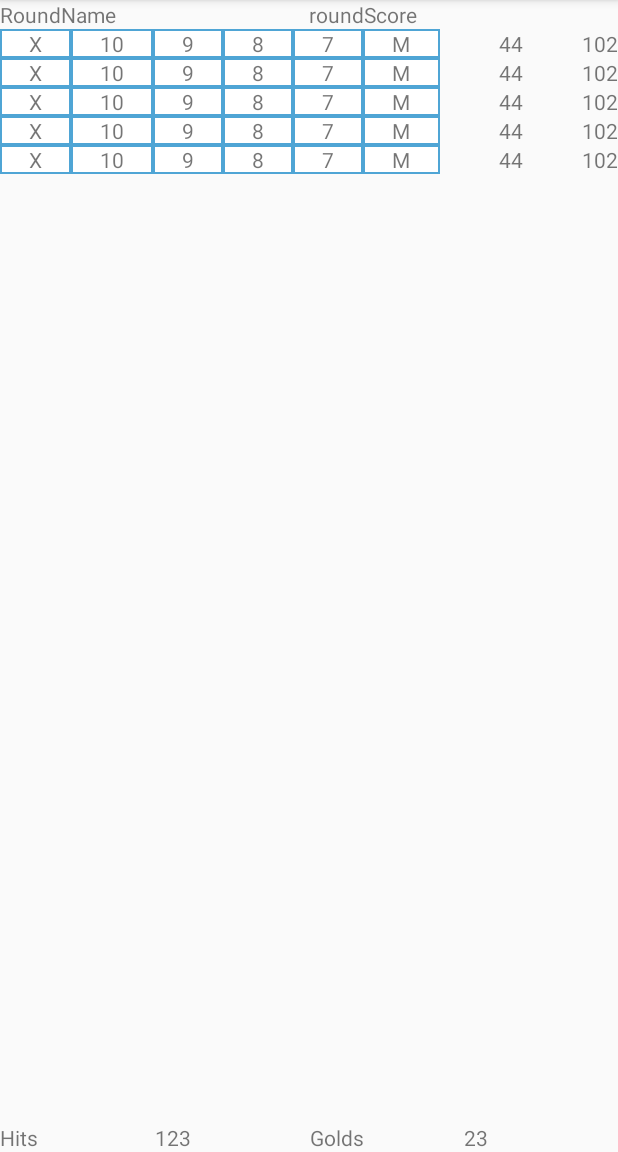
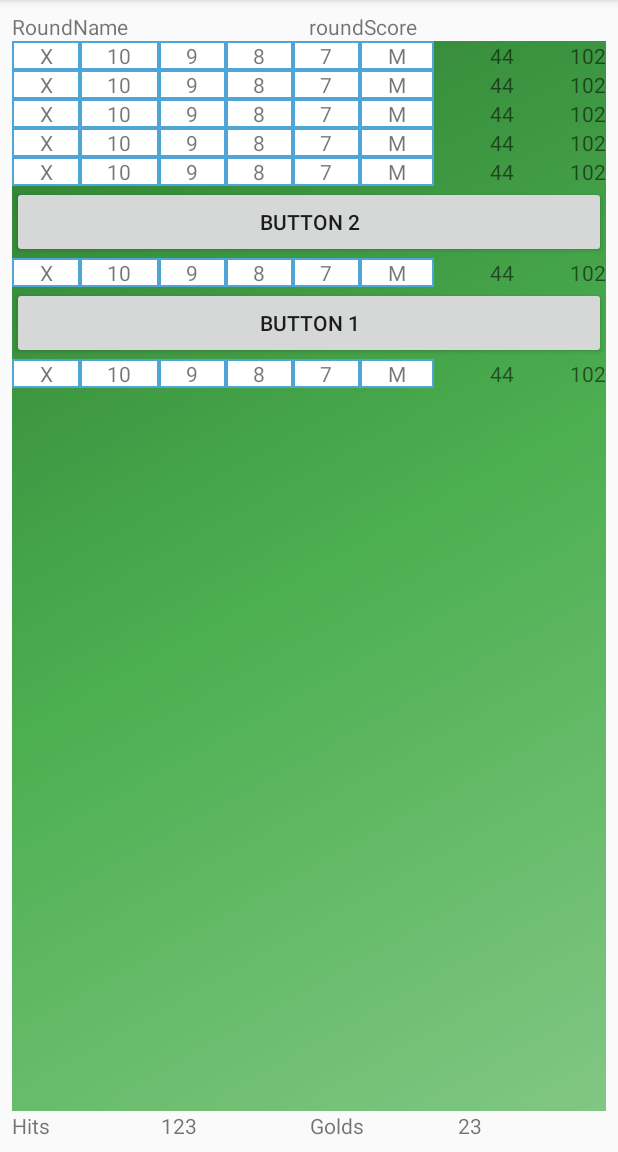
Before and after one commit to vagnerr/ArcheryAid, an Android app: the screen it shows after launch (RoundActivity), on a phone screen of 412 x 824 dp, the part 84-1236 px from its top. Run offline under Robolectric (Android 15) with nearby library versions, the phone set to English and light mode, and no system bars; our stand-ins replace AdMob; libraries missing offline, so code that uses them is left out: com.facebook.stetho; 1 statement that could not run was skipped.

Commit message:
Working POC, programatically adding sub view elements
Extra "ends" added through code hardcoded for now, but do work and all is visible. Its not yet dynamically building based on requested round though

```diff
--- a/mobile/src/main/java/com/vagnerr/android/archeryaid/RoundActivity.java
+++ b/mobile/src/main/java/com/vagnerr/android/archeryaid/RoundActivity.java
@@ -3,9 +3,15 @@ package com.vagnerr.android.archeryaid;
 import android.support.v7.app.AppCompatActivity;
 import android.os.Bundle;
 import android.util.Log;
+import android.view.LayoutInflater;
+import android.view.View;
+import android.widget.Button;
+import android.widget.LinearLayout;
 
 import com.google.android.gms.ads.AdRequest;
 import com.google.android.gms.ads.AdView;
+
+import static android.view.ViewGroup.LayoutParams.WRAP_CONTENT;
 
 public class RoundActivity extends AppCompatActivity {
     private final String LOG_TAG = RoundActivity.class.getSimpleName();
@@ -34,5 +40,42 @@ public class RoundActivity extends AppCompatActivity {
         AdRequest adRequest = new AdRequest.Builder().build();
         mAdView.loadAd(adRequest);
 
+        // Build out the ends
+        LinearLayout ends = (LinearLayout) findViewById(R.id.roundDistances);
+        //POC...
+
+
+        LayoutInflater inflater = getLayoutInflater();
+        Button button = new Button(this);
+        button.setText("Button 1");
+        int id = 1;
+        button.setId(id);
+        //ends.linearLayout
+
+        // False: don't add view straight to layout. if you do that then I think it returns
+        //        a singleton so it cant "add" second one later
+        View endview = inflater.inflate(R.layout.content_round_end, ends, false);
+        endview.setId(2);
+        View endview2 = inflater.inflate(R.layout.content_round_end, ends, false);
+        endview2.setId(3);
+
+        Button button2 = new Button(this);
+        button2.setText("Button 2");
+        int id2 = 3;
+        button2.setId(id2);
+        //ends.linearLayout
+        ends.addView(button2, -1, WRAP_CONTENT);
+
+        ends.addView( endview2, -1, WRAP_CONTENT );  // -1: add to end else the overwrite each other?
+
+        ends.addView(button, -1, WRAP_CONTENT);
+
+        ends.addView( endview, -1, WRAP_CONTENT );
+Log.v(LOG_TAG,"Done");
+
+
+
     }
+
+
 }
--- a/mobile/src/main/res/layout/activity_round.xml
+++ b/mobile/src/main/res/layout/activity_round.xml
@@ -7,11 +7,22 @@
     tools:context="com.vagnerr.android.archeryaid.RoundActivity">
 
     <LinearLayout
-        android:layout_width="match_parent"
-        android:layout_height="match_parent"
+        android:layout_width="0dp"
+        android:layout_height="0dp"
         android:orientation="vertical"
 
->
+        tools:layout_constraintTop_creator="1"
+        tools:layout_constraintRight_creator="1"
+        tools:layout_constraintBottom_creator="1"
+        android:layout_marginStart="8dp"
+        app:layout_constraintBottom_toBottomOf="parent"
+        android:layout_marginEnd="8dp"
+        app:layout_constraintRight_toRightOf="parent"
+        android:layout_marginTop="8dp"
+        tools:layout_constraintLeft_creator="1"
+        android:layout_marginBottom="8dp"
+        app:layout_constraintLeft_toLeftOf="parent"
+        app:layout_constraintTop_toTopOf="parent">
 
         <LinearLayout
             android:layout_width="match_parent"
@@ -46,6 +57,7 @@
             android:layout_width="match_parent"
             android:layout_height="wrap_content"
             android:layout_weight="1"
+            android:background="@drawable/side_nav_bar"
             android:orientation="vertical">
 
             <include
@@ -71,6 +83,7 @@
                 layout="@layout/content_round_end"
                 android:layout_width="match_parent"
                 android:layout_height="wrap_content" />
+
             <include
                 android:id="@+id/common5"
                 layout="@layout/content_round_end"
```
